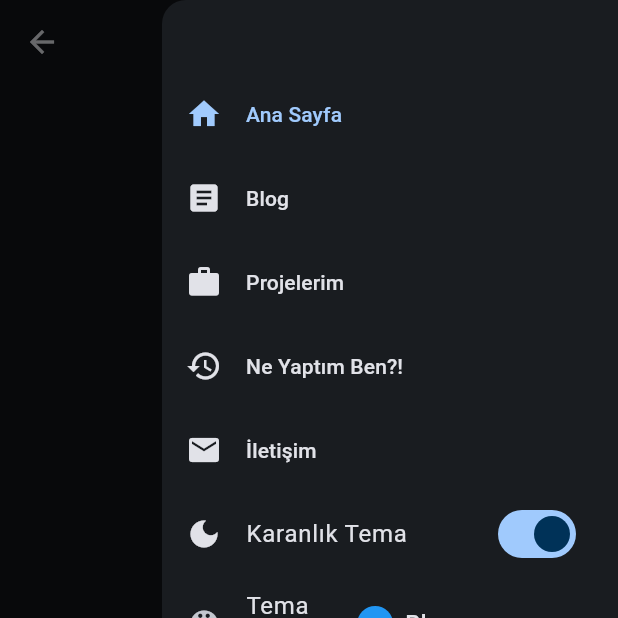
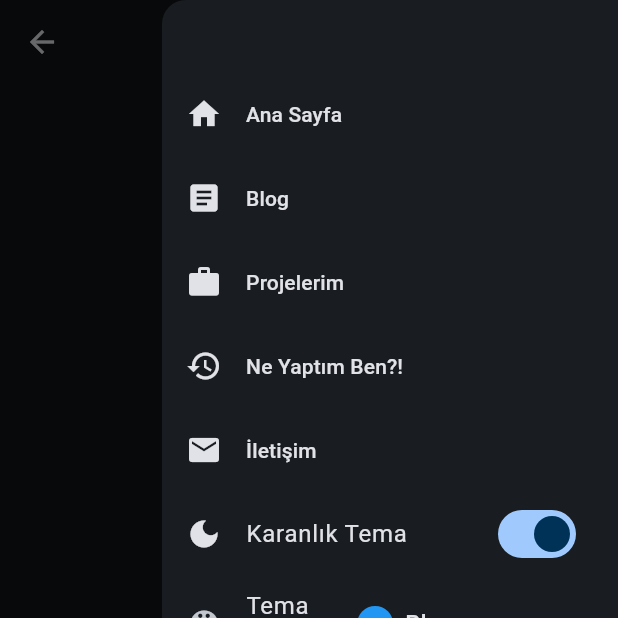
Before and after one commit to emirkalafat/emirklft, a Flutter app: the MainPageScaffold screen opened directly with empty values, with the side drawer open, on a phone screen of 412 x 824 dp, the top half of it. Run offline on Flutter 3.47's test engine with Material 3 defaults, Android fonts, the light colour scheme and no system bars; our stand-ins replace cloud_firestore, email_validator, firebase_analytics, firebase_core, firebase_storage, flutter_markdown and 12 more; missing offline and left inert: currency_picker; accounts and stored records are empty; Roboto replaces fonts that are missing (Ubuntu).

Commit message:
app bar actions selection fix

```diff
--- a/lib/screens/misc/main_scaffold.dart
+++ b/lib/screens/misc/main_scaffold.dart
@@ -30,7 +30,14 @@ class NavigationService {
 
   static int calculateSelectedIndex(BuildContext context) {
     final String location = GoRouterState.of(context).uri.path;
-    return menuItems.indexWhere((item) => location.startsWith(item.route));
+    // Ana sayfa için özel kontrol
+    if (location == '/') {
+      return 0;
+    }
+    // Diğer sayfalar için tam eşleşme kontrolü
+    return menuItems.indexWhere((item) =>
+      item.route != '/' && location == item.route
+    );
   }
 
   static void navigateTo(BuildContext context, int index) {
@@ -76,21 +83,13 @@ class MainPageScaffold extends ConsumerStatefulWidget {
 }
 
 class _MainPageScaffoldState extends ConsumerState<MainPageScaffold> {
-  late int currentIndex;
-
-  @override
-  void initState() {
-    super.initState();
-    currentIndex = widget.initialIndex;
-  }
-
   @override
   Widget build(BuildContext context) {
     final size = MediaQuery.of(context).size;
     final isSmall = size.width < 800;
     final colorScheme = Theme.of(context).colorScheme;
 
-    currentIndex = NavigationService.calculateSelectedIndex(context);
+    final currentIndex = NavigationService.calculateSelectedIndex(context);
 
     return Scaffold(
       backgroundColor: colorScheme.surface,
@@ -103,16 +102,12 @@ class _MainPageScaffoldState extends ConsumerState<MainPageScaffold> {
         actions: isSmall ? null : [AppBarActions(currentIndex: currentIndex)],
       ),
       body: widget.child,
-      floatingActionButton: _buildFAB(),
-    );
-  }
-
-  Widget? _buildFAB() {
-    if (currentIndex != 1) return null;
-
-    return FloatingActionButton(
-      onPressed: () => ref.invalidate(blogPostsFuture),
-      child: const Icon(Icons.refresh),
+      floatingActionButton: currentIndex != 1
+          ? null
+          : FloatingActionButton(
+              onPressed: () => ref.invalidate(blogPostsFuture),
+              child: const Icon(Icons.refresh),
+            ),
     );
   }
 }
```
